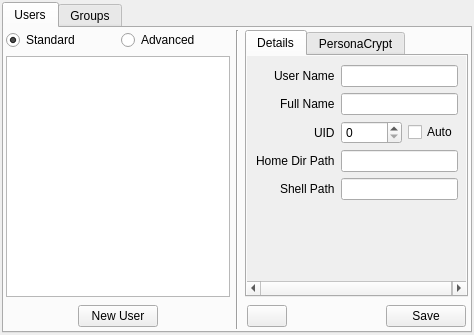
This is src-qt5/gui_client/pages/page_users.ui in trueos/sysadm-ui-qt as Qt 5 draws it before an edit. The edited form follows.
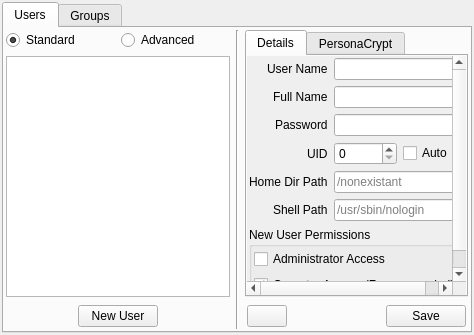
This is the edited form. Icons and pictures are not drawn.

Commit message: Get all the basic user routines functional in the new user manager. Just need to finish up the PersonaCrypt stuff then it is ready to announce.

What changed in the file:
```diff
--- a/src-qt5/gui_client/pages/page_users.ui
+++ b/src-qt5/gui_client/pages/page_users.ui
@@ -127,14 +127,26 @@
                <rect>
                 <x>0</x>
                 <y>0</y>
-                <width>234</width>
-                <height>216</height>
+                <width>235</width>
+                <height>275</height>
                </rect>
               </property>
               <layout class="QFormLayout" name="formLayout_2">
                <property name="labelAlignment">
                 <set>Qt::AlignRight|Qt::AlignTrailing|Qt::AlignVCenter</set>
                </property>
+               <property name="leftMargin">
+                <number>2</number>
+               </property>
+               <property name="topMargin">
+                <number>2</number>
+               </property>
+               <property name="rightMargin">
+                <number>2</number>
+               </property>
+               <property name="bottomMargin">
+                <number>2</number>
+               </property>
                <item row="0" column="0">
                 <widget class="QLabel" name="label">
                  <property name="text">
@@ -156,13 +168,27 @@
                 <widget class="QLineEdit" name="line_user_comment"/>
                </item>
                <item row="2" column="0">
+                <widget class="QLabel" name="label_9">
+                 <property name="text">
+                  <string>Password</string>
+                 </property>
+                </widget>
+               </item>
+               <item row="2" column="1">
+                <widget class="QLineEdit" name="line_user_password">
+                 <property name="echoMode">
+                  <enum>QLineEdit::Password</enum>
+                 </property>
+                </widget>
+               </item>
+               <item row="3" column="0">
                 <widget class="QLabel" name="label_3">
                  <property name="text">
                   <string>UID</string>
                  </property>
                 </widget>
                </item>
-               <item row="2" column="1">
+               <item row="3" column="1">
                 <layout class="QHBoxLayout" name="horizontalLayout_5">
                  <item>
                   <widget class="QSpinBox" name="spin_user_uid">
@@ -180,25 +206,71 @@
                  </item>
                 </layout>
                </item>
-               <item row="3" column="0">
+               <item row="4" column="0">
                 <widget class="QLabel" name="label_4">
                  <property name="text">
                   <string>Home Dir Path</string>
                  </property>
                 </widget>
                </item>
-               <item row="3" column="1">
-                <widget class="QLineEdit" name="line_user_home"/>
+               <item row="4" column="1">
+                <widget class="QLineEdit" name="line_user_home">
+                 <property name="placeholderText">
+                  <string notr="true">/nonexistant</string>
+                 </property>
+                </widget>
                </item>
-               <item row="4" column="0">
+               <item row="5" column="0">
                 <widget class="QLabel" name="label_5">
                  <property name="text">
                   <string>Shell Path</string>
                  </property>
                 </widget>
                </item>
-               <item row="4" column="1">
-                <widget class="QLineEdit" name="line_user_shell"/>
+               <item row="5" column="1">
+                <widget class="QLineEdit" name="line_user_shell">
+                 <property name="placeholderText">
+                  <string notr="true">/usr/sbin/nologin</string>
+                 </property>
+                </widget>
+               </item>
+               <item row="6" column="0" colspan="2">
+                <widget class="QGroupBox" name="group_user_newperms">
+                 <property name="title">
+                  <string>New User Permissions</string>
+                 </property>
+                 <layout class="QVBoxLayout" name="verticalLayout_4">
+                  <property name="leftMargin">
+                   <number>2</number>
+                  </property>
+                  <property name="topMargin">
+                   <number>2</number>
+                  </property>
+                  <property name="rightMargin">
+                   <number>2</number>
+                  </property>
+                  <property name="bottomMargin">
+                   <number>2</number>
+                  </property>
+                  <item>
+                   <widget class="QCheckBox" name="check_user_wheelpriv">
+                    <property name="text">
+                     <string>Administrator Access</string>
+                    </property>
+                   </widget>
+                  </item>
+                  <item>
+                   <widget class="QCheckBox" name="check_user_operatorpriv">
+                    <property name="text">
+                     <string>Operator Access (Recommended)</string>
+                    </property>
+                    <property name="checked">
+                     <bool>true</bool>
+                    </property>
+                   </widget>
+                  </item>
+                 </layout>
+                </widget>
                </item>
               </layout>
              </widget>
```
Left out of the diff: 62 changed lines with no effect on the pictures. The commit also changes 3 other files.
